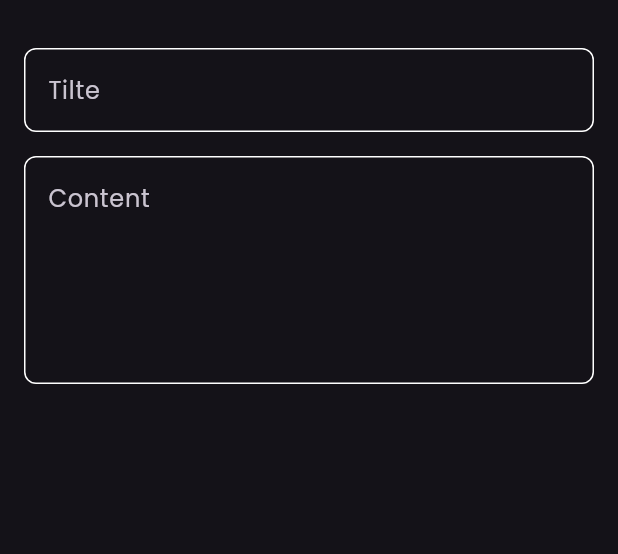
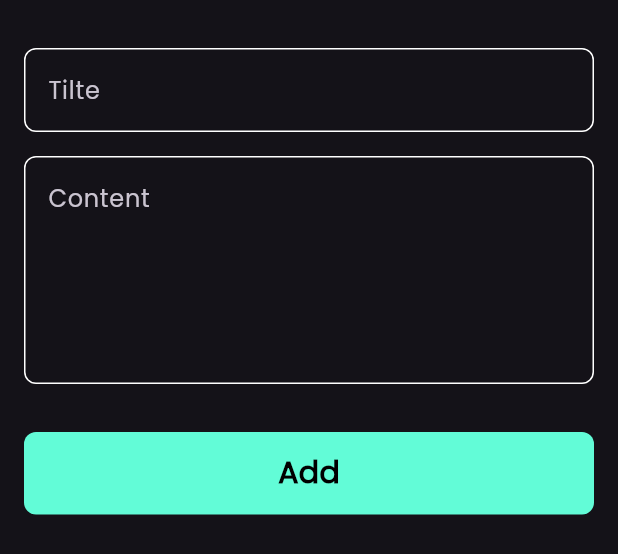
Before and after one commit to mohamed-abdellsalam/notesapp, a Flutter app: the AddNoteBottomSheet widget shown alone on an empty page, opened directly, on a phone screen of 412 x 824 dp. Shown: the top 554 px of the screen. Run offline on Flutter 3.47's test engine with Material 3 defaults, Android fonts, the phone set to English and light mode, and no system bars; our stand-ins replace font_awesome_flutter.

Commit message:
finish notes bottom sheet

```diff
--- a/lib/views/widgets/add_note_bottom_sheet.dart
+++ b/lib/views/widgets/add_note_bottom_sheet.dart
@@ -1,4 +1,6 @@
 import 'package:flutter/material.dart';
+import 'package:notes_app/constant.dart';
+import 'package:notes_app/views/widgets/custom_button.dart';
 import 'package:notes_app/views/widgets/custom_text_field.dart';
 
 class AddNoteBottomSheet extends StatelessWidget {
@@ -8,6 +10,7 @@ class AddNoteBottomSheet extends StatelessWidget {
   Widget build(BuildContext context) {
     return const Padding(
       padding: EdgeInsets.symmetric(horizontal: 16),
+      child: SingleChildScrollView(
         child: Column(
           children: [
             SizedBox(
@@ -22,8 +25,16 @@ class AddNoteBottomSheet extends StatelessWidget {
             CustomTextField(
               hint: 'Content',
               maxLines: 5,
-          )
+            ),
+            SizedBox(
+              height: 32,
+            ),
+            CustomButton(),
+            SizedBox(
+              height: 16,
+            ),
           ],
+        ),
       ),
     );
   }
--- /dev/null
+++ b/lib/views/widgets/custom_button.dart
@@ -0,0 +1,28 @@
+import 'package:flutter/material.dart';
+import 'package:notes_app/constant.dart';
+
+class CustomButton extends StatelessWidget {
+  const CustomButton({super.key});
+
+  @override
+  Widget build(BuildContext context) {
+    return Container(
+      width: MediaQuery.of(context).size.width,
+      height: 55,
+      decoration: BoxDecoration(
+        color: kprimaryColor,
+        borderRadius: BorderRadius.circular(8),
+      ),
+      child: const Center(
+        child: Text(
+          'Add',
+          style: TextStyle(
+            color: Colors.black,
+            fontSize: 20,
+            fontWeight: FontWeight.bold,
+          ),
+        ),
+      ),
+    );
+  }
+}
```
Lines whose indentation alone changed are shown as unchanged.
